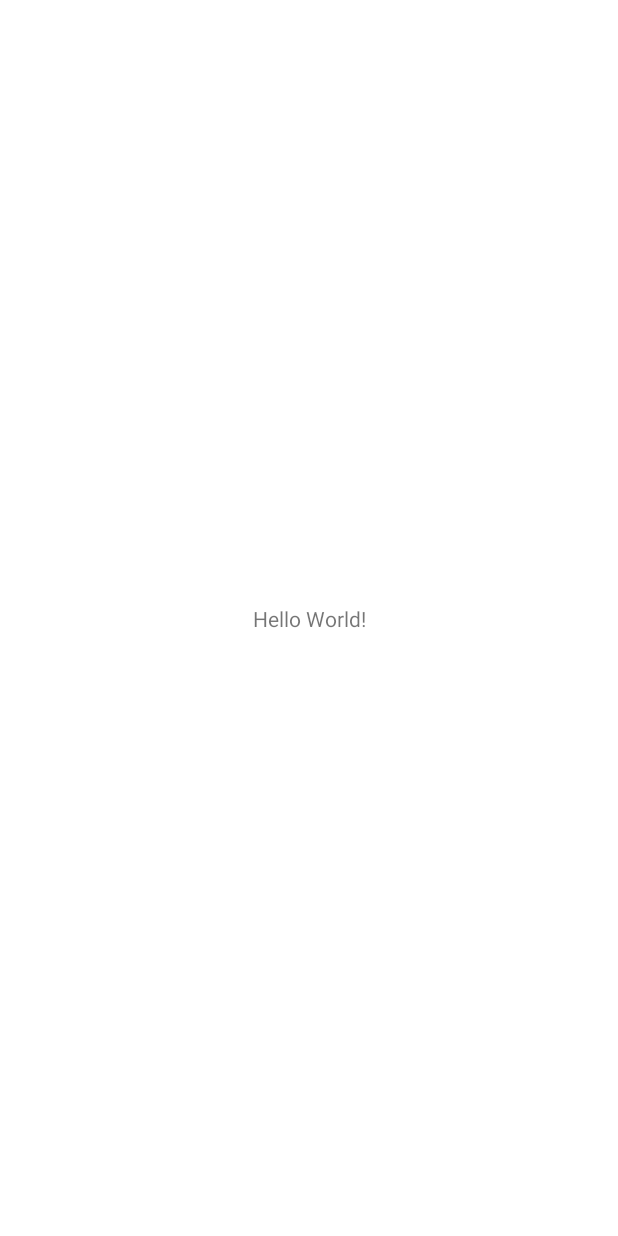
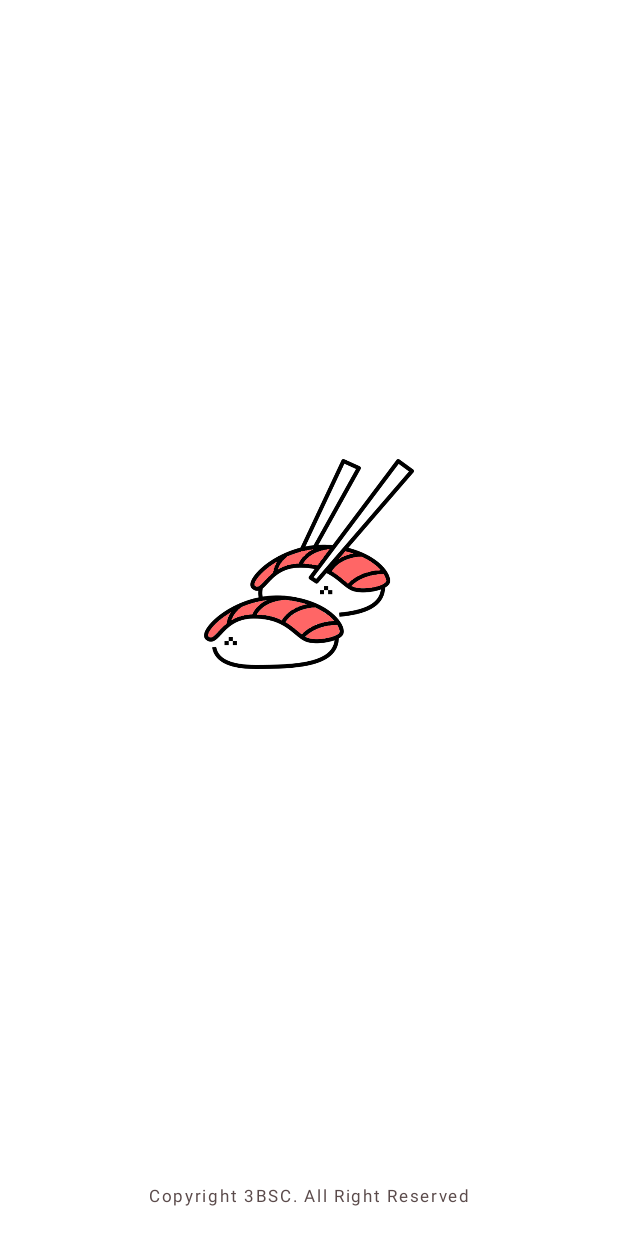
Before and after one commit to 3BSC/YOMAKASE_ANDROID, an Android app: the first screen one second after launch (MainActivity before the commit, SplashActivity after it), on a phone screen of 412 x 824 dp. Before the commit the screen is almost empty. Run offline under Robolectric (Android 15) with nearby library versions, the phone set to English and light mode, and no system bars.

Commit message:
feat: add splash feature

```diff
--- a/app/src/main/AndroidManifest.xml
+++ b/app/src/main/AndroidManifest.xml
@@ -12,13 +12,17 @@
         android:theme="@style/Theme.Yomakase"
         tools:targetApi="31">
         <activity
-            android:name=".MainActivity"
+            android:name=".SplashActivity"
             android:exported="true">
             <intent-filter>
                 <action android:name="android.intent.action.MAIN" />
 
                 <category android:name="android.intent.category.LAUNCHER" />
             </intent-filter>
+
+        </activity>
+        <activity
+            android:name=".MainActivity">
         </activity>
     </application>
 
--- /dev/null
+++ b/app/src/main/java/com/example/yomakase/SplashActivity.kt
@@ -0,0 +1,20 @@
+package com.example.yomakase
+
+import android.content.Intent
+import androidx.appcompat.app.AppCompatActivity
+import android.os.Bundle
+import android.os.Handler
+import android.os.Looper
+
+class SplashActivity : AppCompatActivity() {
+    override fun onCreate(savedInstanceState: Bundle?) {
+        super.onCreate(savedInstanceState)
+        setContentView(R.layout.activity_splash)
+
+        Handler(Looper.getMainLooper()).postDelayed({
+            val intent = Intent(this, MainActivity::class.java)
+            startActivity(intent)
+            finish()
+        }, 2000)
+    }
+}
--- /dev/null
+++ b/app/src/main/res/layout/activity_splash.xml
@@ -0,0 +1,38 @@
+<?xml version="1.0" encoding="utf-8"?>
+<androidx.constraintlayout.widget.ConstraintLayout
+    xmlns:android="http://schemas.android.com/apk/res/android"
+    xmlns:app="http://schemas.android.com/apk/res-auto"
+    android:layout_width="match_parent"
+    android:layout_height="match_parent">
+
+    <ImageView
+        android:layout_width="140dp"
+        android:layout_height="140dp"
+        android:layout_marginStart="110dp"
+        android:layout_marginEnd="110dp"
+        android:layout_marginTop="258dp"
+        android:layout_marginBottom="330dp"
+        android:src="@drawable/ic_logo"
+        app:layout_constraintBottom_toBottomOf="parent"
+        app:layout_constraintEnd_toEndOf="parent"
+        app:layout_constraintStart_toStartOf="parent"
+        app:layout_constraintTop_toTopOf="parent" />
+
+    <TextView
+        android:layout_width="273dp"
+        android:layout_height="20dp"
+        android:layout_marginStart="44dp"
+        android:layout_marginEnd="44dp"
+        android:layout_marginTop="741dp"
+        android:layout_marginBottom="-33dp"
+        android:text="@string/copyright"
+        android:textAppearance="@style/copyright"
+        android:gravity="center_horizontal|top"
+        android:lineSpacingExtra="-3sp"
+        app:layout_constraintBottom_toBottomOf="parent"
+        app:layout_constraintEnd_toEndOf="parent"
+        app:layout_constraintStart_toStartOf="parent"
+        app:layout_constraintTop_toTopOf="parent" />
+
+
+</androidx.constraintlayout.widget.ConstraintLayout>
--- a/app/src/main/res/values/strings.xml
+++ b/app/src/main/res/values/strings.xml
@@ -1,3 +1,4 @@
 <resources>
     <string name="app_name">Yomakase</string>
+    <string name="copyright">Copyright 3BSC. All Right Reserved</string>
 </resources>
```
Also changed, not shown: app/src/main/res/drawable/ic_logo.png (added).
